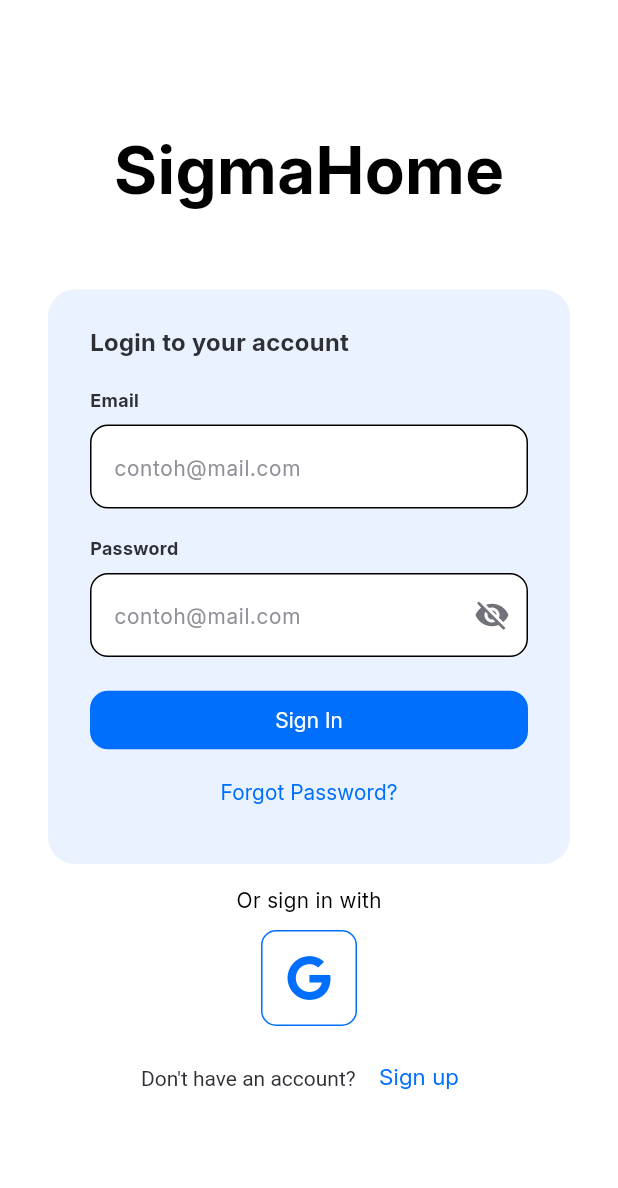
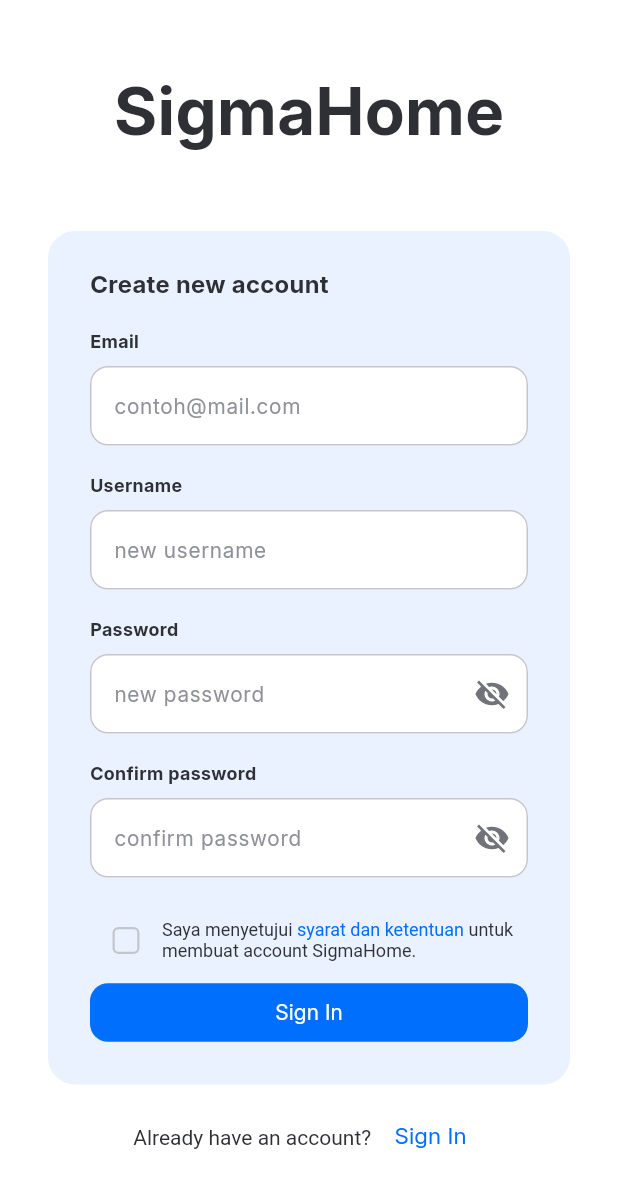
Before and after one commit to Ariyalex/SigmaHome, a Flutter app: the screen it shows after launch, after a tap on "Sign up", on a phone screen of 412 x 824 dp. Shown: the top 1188 px of the screen. Run offline on Flutter 3.47's test engine with Material 3 defaults, Android fonts, the phone set to English and light mode, and no system bars; our stand-ins replace firebase_core, firebase_database, font_awesome_flutter, get; accounts and stored records are empty; generated files the repository leaves out were written again.

Commit message:
membuat interface sign up dan forgot password

```diff
--- a/lib/src/routes/page_route.dart
+++ b/lib/src/routes/page_route.dart
@@ -1,7 +1,9 @@
 import 'package:get/get.dart';
 import 'package:sigma_home/src/routes/route_named.dart';
 import 'package:sigma_home/src/screens/add_device.dart';
+import 'package:sigma_home/src/screens/auth/forgot_pass.dart';
 import 'package:sigma_home/src/screens/auth/sign_in.dart';
+import 'package:sigma_home/src/screens/auth/sign_up.dart';
 
 class AppPage {
   static final pages = [
@@ -13,5 +15,13 @@
       name: RouteNamed.signIn,
       page: () => SignIn(),
     ),
+    GetPage(
+      name: RouteNamed.signUp,
+      page: () => SignUp(),
+    ),
+    GetPage(
+      name: RouteNamed.forgotPass,
+      page: () => ForgotPass(),
+    ),
   ];
 }
--- a/lib/src/routes/route_named.dart
+++ b/lib/src/routes/route_named.dart
@@ -1,4 +1,6 @@
 abstract class RouteNamed {
   static const addDevice = "/add_device";
   static const signIn = "/sign_in";
+  static const signUp = "/sign_up";
+  static const forgotPass = "/forgot_pass";
 }
--- /dev/null
+++ b/lib/src/screens/auth/forgot_pass.dart
@@ -0,0 +1,100 @@
+import 'package:flutter/material.dart';
+import 'package:get/get.dart';
+import 'package:sigma_home/src/controllers/auth_controller.dart';
+import 'package:sigma_home/src/theme/theme.dart';
+import 'package:sigma_home/src/widgets/fill_button.dart';
+import 'package:sigma_home/src/widgets/text_field.dart';
+
+class ForgotPass extends StatelessWidget {
+  const ForgotPass({super.key});
+
+  @override
+  Widget build(BuildContext context) {
+    final authC = Get.find<AuthController>();
+
+    final mediaQueryWidth = MediaQuery.of(context).size.width;
+    final mediaQueryHeight = MediaQuery.of(context).size.height;
+    return Scaffold(
+      body: Container(
+        padding: const EdgeInsets.symmetric(horizontal: 24.0),
+        height: mediaQueryHeight,
+        width: mediaQueryWidth,
+        child: Padding(
+          padding: const EdgeInsets.all(8.0),
+          child: Column(
+            mainAxisSize: MainAxisSize.min,
+            mainAxisAlignment: MainAxisAlignment.center,
+            crossAxisAlignment: CrossAxisAlignment.center,
+            spacing: 48,
+            children: [
+              const Text(
+                "SigmaHome",
+                style: TextStyle(
+                    fontSize: 44,
+                    fontWeight: FontWeight.bold,
+                    color: AppTheme.textColor),
+              ),
+              Column(
+                mainAxisSize: MainAxisSize.min,
+                spacing: 14,
+                children: [
+                  //container untuk form
+                  Container(
+                    padding: EdgeInsets.symmetric(vertical: 24, horizontal: 28),
+                    decoration: ShapeDecoration(
+                        color: AppTheme.accentColor,
+                        shape: RoundedRectangleBorder(
+                          borderRadius: BorderRadiusGeometry.circular(18),
+                        )),
+                    width: double.infinity,
+                    child: Column(
+                      mainAxisSize: MainAxisSize.min,
+                      spacing: 18,
+                      children: [
+                        const SizedBox(
+                          width: double.infinity,
+                          child: Text(
+                            "Reset yout password",
+                            style: AppTheme.h3,
+                          ),
+                        ),
+                        AuthTextField(
+                          controller: authC.email,
+                          labelText: "Email",
+                          hintText: "contoh@mail.com",
+                        ),
+                        const Expanded(
+                          child: Text(
+                            "We will send your email to reset your password. Email contains link to reset your password. Don’t reply this email",
+                            style: AppTheme.bodyM,
+                            textAlign: TextAlign.center,
+                          ),
+                        ),
+                        Column(
+                          children: [
+                            FillButton(
+                              content: "Recover",
+                              onPressed: () {},
+                              buttonType: ButtonType.filled,
+                            ),
+                            FillButton(
+                              content: "Back?",
+                              onPressed: () {
+                                Get.back();
+                              },
+                              buttonType: ButtonType.outlined,
+                            )
+                          ],
+                        )
+                      ],
+                    ),
+                  ),
+                ],
+              ),
+            ],
+          ),
+        ),
+      ),
+    );
+  }
+}
--- a/lib/src/screens/auth/sign_in.dart
+++ b/lib/src/screens/auth/sign_in.dart
@@ -1,8 +1,8 @@
 import 'package:flutter/material.dart';
 import 'package:font_awesome_flutter/font_awesome_flutter.dart';
-import 'package:get/instance_manager.dart';
-import 'package:get/utils.dart';
+import 'package:get/get.dart';
 import 'package:sigma_home/src/controllers/auth_controller.dart';
+import 'package:sigma_home/src/routes/route_named.dart';
 import 'package:sigma_home/src/theme/theme.dart';
 import 'package:sigma_home/src/widgets/fill_button.dart';
 import 'package:sigma_home/src/widgets/text_field.dart';
@@ -32,7 +32,10 @@
             children: [
               const Text(
                 "SigmaHome",
-                style: TextStyle(fontSize: 44, fontWeight: FontWeight.bold),
+                style: TextStyle(
+                    fontSize: 44,
+                    fontWeight: FontWeight.bold,
+                    color: AppTheme.textColor),
               ),
               Column(
                 mainAxisSize: MainAxisSize.min,
@@ -67,7 +70,7 @@
                           controller: authC.password,
                           isPassword: true,
                           labelText: "Password",
-                          hintText: "contoh@mail.com",
+                          hintText: "ex: user123",
                         ),
                         Column(
                           children: [
@@ -78,7 +81,9 @@
                             ),
                             FillButton(
                               content: "Forgot Password?",
-                              onPressed: () {},
+                              onPressed: () {
+                                Get.toNamed(RouteNamed.forgotPass);
+                              },
                               buttonType: ButtonType.text,
                             )
                           ],
@@ -90,7 +95,10 @@
                     mainAxisSize: MainAxisSize.min,
                     spacing: 10,
                     children: [
-                      Text("Or sign in with"),
+                      const Text(
+                        "-Or sign in with-",
+                        style: AppTheme.h3,
+                      ),
                       InkWell(
                         borderRadius: BorderRadius.circular(10),
                         splashColor: AppTheme.accentColor,
@@ -134,6 +142,7 @@
                           ),
                         ),
                       ),
+                      //navigasi sign up
                       RichText(
                         textAlign: TextAlign.center,
                         text: TextSpan(
@@ -146,7 +155,7 @@
                               baseline: TextBaseline.alphabetic,
                               child: TextButton(
                                 onPressed: () {
-                                  // Get.toNamed(RouteNamed.signUpScreen);
+                                  Get.toNamed(RouteNamed.signUp);
                                 },
                                 child: const Text(
                                   "Sign up",
--- a/lib/src/screens/auth/sign_up.dart
+++ b/lib/src/screens/auth/sign_up.dart
@@ -0,0 +1,178 @@
+import 'package:flutter/gestures.dart';
+import 'package:flutter/material.dart';
+import 'package:get/get.dart';
+import 'package:sigma_home/src/controllers/auth_controller.dart';
+import 'package:sigma_home/src/routes/route_named.dart';
+import 'package:sigma_home/src/theme/theme.dart';
+import 'package:sigma_home/src/widgets/check_box.dart';
+import 'package:sigma_home/src/widgets/fill_button.dart';
+import 'package:sigma_home/src/widgets/text_field.dart';
+
+class SignUp extends StatelessWidget {
+  const SignUp({super.key});
+
+  @override
+  Widget build(BuildContext context) {
+    final authC = Get.find<AuthController>();
+
+    final mediaQueryWidth = MediaQuery.of(context).size.width;
+    final mediaQueryHeight = MediaQuery.of(context).size.height;
+
+    const textStyleTerms = TextStyle(
+      fontWeight: FontWeight.w400,
+      fontSize: 12,
+      color: AppTheme.textColor,
+    );
+
+    return Scaffold(
+      body: Container(
+        padding: const EdgeInsets.symmetric(horizontal: 24),
+        height: mediaQueryHeight,
+        width: mediaQueryWidth,
+        child: Padding(
+          padding: const EdgeInsets.all(8.0),
+          child: Column(
+            mainAxisSize: MainAxisSize.min,
+            mainAxisAlignment: MainAxisAlignment.center,
+            crossAxisAlignment: CrossAxisAlignment.center,
+            spacing: 48,
+            children: [
+              const Text(
+                "SigmaHome",
+                style: TextStyle(
+                    fontSize: 44,
+                    fontWeight: FontWeight.bold,
+                    color: AppTheme.textColor),
+              ),
+              Column(
+                mainAxisSize: MainAxisSize.min,
+                spacing: 10,
+                children: [
+                  //container untuk form
+                  Container(
+                    padding: const EdgeInsets.symmetric(
+                        vertical: 24, horizontal: 28),
+                    decoration: ShapeDecoration(
+                        color: AppTheme.accentColor,
+                        shape: RoundedRectangleBorder(
+                          borderRadius: BorderRadiusGeometry.circular(18),
+                        )),
+                    width: double.infinity,
+                    child: Column(
+                      mainAxisSize: MainAxisSize.min,
+                      spacing: 18,
+                      children: [
+                        const SizedBox(
+                          width: double.infinity,
+                          child: Text(
+                            "Create new account",
+                            style: AppTheme.h3,
+                          ),
+                        ),
+                        AuthTextField(
+                          controller: authC.email,
+                          labelText: "Email",
+                          hintText: "contoh@mail.com",
+                        ),
+                        AuthTextField(
+                          controller: authC.username,
+                          labelText: "Username",
+                          hintText: "new username",
+                        ),
+                        AuthTextField(
+                          controller: authC.password,
+                          isPassword: true,
+                          labelText: "Password",
+                          hintText: "new password",
+                        ),
+                        AuthTextField(
+                          controller: authC.confirmPass,
+                          isPassword: true,
+                          labelText: "Confirm password",
+                          hintText: "confirm password",
+                        ),
+                        Column(
+                          crossAxisAlignment: CrossAxisAlignment.start,
+                          children: [
+                            Row(
+                              mainAxisAlignment: MainAxisAlignment.start,
+                              children: [
+                                Obx(() => MyCheckBox(
+                                      value: authC.terms.value ?? false,
+                                      onChanged: (value) {
+                                        authC.terms.value = value;
+                                      },
+                                    )),
+                                Expanded(
+                                  child: RichText(
+                                    text: TextSpan(
+                                      children: [
+                                        const TextSpan(
+                                          text: "Saya menyetujui ",
+                                          style: textStyleTerms,
+                                        ),
+                                        TextSpan(
+                                          text: "syarat dan ketentuan",
+                                          style: textStyleTerms.copyWith(
+                                            color: AppTheme.primaryColor,
+                                          ),
+                                          recognizer: TapGestureRecognizer()
+                                            ..onTap = () {
+                                              print(
+                                                "syarat ketentuan routing nanti",
+                                              );
+                                            },
+                                        ),
+                                        const TextSpan(
+                                          text:
+                                              " untuk membuat account SigmaHome.",
+                                          style: textStyleTerms,
+                                        ),
+                                      ],
+                                    ),
+                                  ),
+                                ),
+                              ],
+                            ),
+                            FillButton(
+                              content: "Sign In",
+                              onPressed: () {},
+                              buttonType: ButtonType.filled,
+                            ),
+                          ],
+                        )
+                      ],
+                    ),
+                  ),
+                  RichText(
+                    textAlign: TextAlign.center,
+                    text: TextSpan(
+                      children: [
+                        const TextSpan(
+                            text: "Already have an account? ",
+                            style: TextStyle(color: AppTheme.textColor)),
+                        WidgetSpan(
+                          alignment: PlaceholderAlignment.baseline,
+                          baseline: TextBaseline.alphabetic,
+                          child: TextButton(
+                            onPressed: () {
+                              Get.toNamed(RouteNamed.signIn);
+                            },
+                            child: const Text(
+                              "Sign In",
+                              style: TextStyle(fontSize: 15),
+                            ),
+                          ),
+                        ),
+                      ],
+                    ),
+                  ),
+                ],
+              ),
+            ],
+          ),
+        ),
+      ),
+    );
+  }
+}
--- a/lib/src/theme/theme.dart
+++ b/lib/src/theme/theme.dart
@@ -25,6 +25,12 @@
     fontWeight: FontWeight.w800,
   );
 
+  static const bodyM = TextStyle(
+    color: Colors.black,
+    fontSize: 14,
+    fontWeight: FontWeight.w400,
+  );
+
   static ThemeData light = ThemeData(
     useMaterial3: true,
     fontFamily: "Inter",
--- /dev/null
+++ b/lib/src/widgets/check_box.dart
@@ -0,0 +1,29 @@
+import 'package:flutter/material.dart';
+import 'package:sigma_home/src/theme/theme.dart';
+
+class MyCheckBox extends StatelessWidget {
+  final ValueChanged<bool?> onChanged;
+  final bool value;
+  const MyCheckBox({
+    super.key,
+    required this.onChanged,
+    required this.value,
+  });
+
+  @override
+  Widget build(BuildContext context) {
+    return Checkbox(
+      value: value,
+      onChanged: onChanged,
+      side: const BorderSide(
+        color: Color(0xffC5C6CC),
+        width: 1.5,
+      ),
+      shape: RoundedRectangleBorder(
+        borderRadius: BorderRadius.circular(4),
+      ),
+      activeColor: AppTheme.primaryColor,
+      checkColor: Colors.white,
+    );
+  }
+}
--- a/lib/src/widgets/fill_button.dart
+++ b/lib/src/widgets/fill_button.dart
@@ -1,4 +1,5 @@
 import 'package:flutter/material.dart';
+import 'package:sigma_home/src/theme/theme.dart';
 
 enum ButtonType {
   filled,
@@ -45,7 +46,19 @@
       case ButtonType.outlined:
         return OutlinedButton(
           onPressed: onPressed,
-          style: commonStyle,
+          style: commonStyle.copyWith(
+            shape: WidgetStateProperty.all(
+              RoundedRectangleBorder(
+                borderRadius: BorderRadius.circular(12),
+              ),
+            ),
+            side: WidgetStateProperty.all(
+              const BorderSide(
+                color: AppTheme.primaryColor,
+                width: 1.5,
+              ),
+            ),
+          ),
           child: Text(content!),
         );
     }
--- a/lib/src/widgets/text_field.dart
+++ b/lib/src/widgets/text_field.dart
@@ -43,12 +43,44 @@
           TextField(
             controller: widget.controller,
             obscureText: widget.isPassword ? _obscureText : false,
+            style: const TextStyle(
+              fontSize: 14,
+              fontWeight: FontWeight.normal,
+            ),
             decoration: InputDecoration(
               hintText: widget.hintText,
               hintStyle: const TextStyle(
                 color: AppTheme.defaultTextColor,
                 fontSize: 14,
                 fontWeight: FontWeight.w400,
+              ),
+              enabledBorder: OutlineInputBorder(
+                borderRadius: BorderRadius.circular(12),
+                borderSide: const BorderSide(
+                  width: 1,
+                  color: Color(0xffC5C6CC),
+                ),
+              ),
+              focusedBorder: OutlineInputBorder(
+                borderRadius: BorderRadius.circular(12),
+                borderSide: const BorderSide(
+                  width: 1.5,
+                  color: AppTheme.primaryColor,
+                ),
+              ),
+              errorBorder: OutlineInputBorder(
+                borderRadius: BorderRadius.circular(12),
+                borderSide: const BorderSide(
+                  width: 1,
+                  color: AppTheme.errorColor,
+                ),
+              ),
+              focusedErrorBorder: OutlineInputBorder(
+                borderRadius: BorderRadius.circular(12),
+                borderSide: const BorderSide(
+                  width: 1.5,
+                  color: AppTheme.errorColor,
+                ),
               ),
               border: OutlineInputBorder(
                 borderRadius: BorderRadius.circular(12),
```
